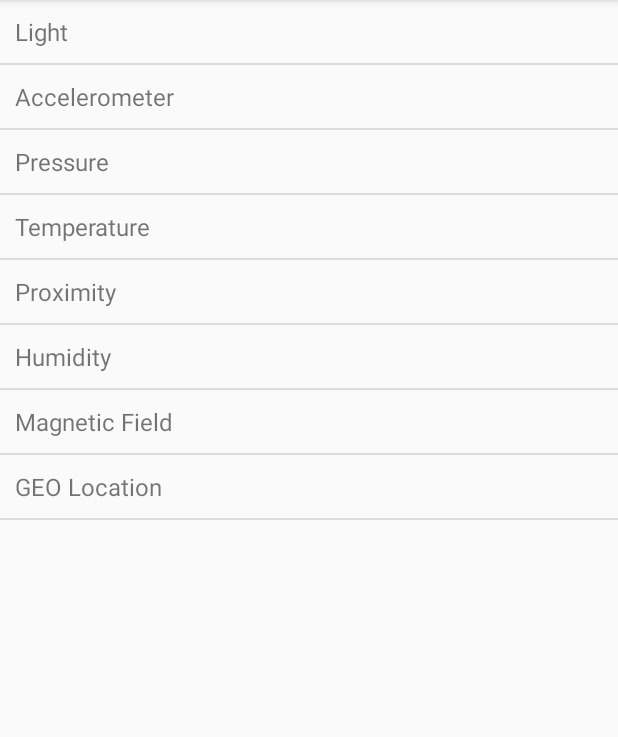
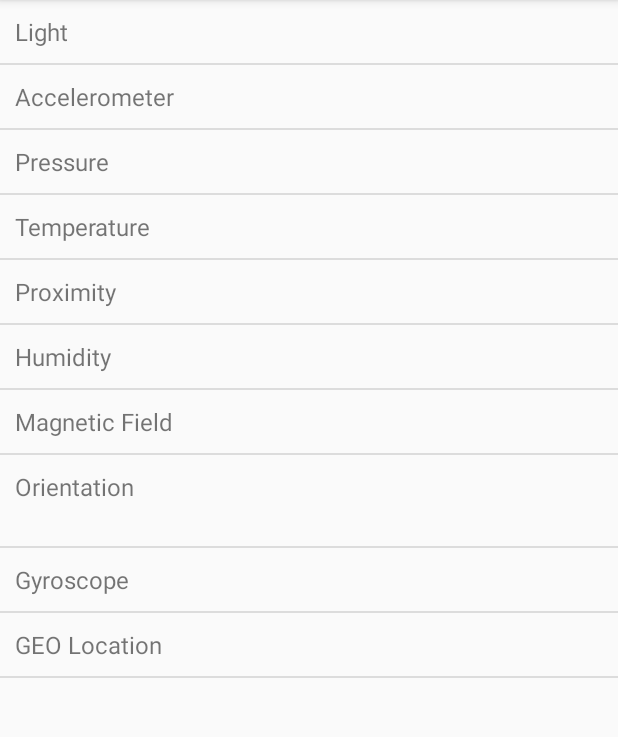
Before and after one commit to ronanwatkins/Display_Sensor_Data, an Android app: the screen it shows after launch (MainActivity), on a phone screen of 412 x 824 dp, the part 84-821 px from its top. Run offline under Robolectric (Android 15) with nearby library versions, the phone set to English and light mode, and no system bars.

Commit message:
Added orientation and gyroscope

```diff
--- a/app/src/main/java/com/example/g00296814/display_sensor_data/MainActivity.java
+++ b/app/src/main/java/com/example/g00296814/display_sensor_data/MainActivity.java
@@ -29,6 +29,8 @@ public class MainActivity extends AppCompatActivity implements SensorEventListen
     private Sensor mHumidity;
     private Sensor mPressure;
     private Sensor mMagnetometer;
+    private Sensor mOrientation;
+    private Sensor mGyroscope;
     private Sensor mProximity;
     private Sensor mTemperature;
 
@@ -53,6 +55,8 @@ public class MainActivity extends AppCompatActivity implements SensorEventListen
         mHumidity = mSensorManager.getDefaultSensor(Sensor.TYPE_RELATIVE_HUMIDITY);
         mPressure = mSensorManager.getDefaultSensor(Sensor.TYPE_PRESSURE);
         mMagnetometer = mSensorManager.getDefaultSensor(Sensor.TYPE_MAGNETIC_FIELD);
+        mOrientation = mSensorManager.getDefaultSensor(Sensor.TYPE_ORIENTATION);
+        mGyroscope = mSensorManager.getDefaultSensor(Sensor.TYPE_GYROSCOPE);
         mProximity = mSensorManager.getDefaultSensor(Sensor.TYPE_PROXIMITY);
         mTemperature = mSensorManager.getDefaultSensor(Sensor.TYPE_AMBIENT_TEMPERATURE);
 
@@ -60,8 +64,8 @@ public class MainActivity extends AppCompatActivity implements SensorEventListen
 
         sensors = new String[] {
                 "Light\t", "Accelerometer\t", "Pressure\t", "Temperature\t",
-                "Proximity\t", "Humidity\t", "Magnetic Field\t", "GEO Location\t"
-
+                "Proximity\t", "Humidity\t", "Magnetic Field\t", "Orientation\n",
+                "Gyroscope\t", "GEO Location\t"
         };
 
         sensorList.addAll(Arrays.asList(sensors));
@@ -80,6 +84,8 @@ public class MainActivity extends AppCompatActivity implements SensorEventListen
         mSensorManager.registerListener(this, mProximity, SensorManager.SENSOR_DELAY_NORMAL);
         mSensorManager.registerListener(this, mTemperature, SensorManager.SENSOR_DELAY_NORMAL);
         mSensorManager.registerListener(this, mMagnetometer, SensorManager.SENSOR_DELAY_NORMAL);
+        mSensorManager.registerListener(this, mOrientation, SensorManager.SENSOR_DELAY_NORMAL);
+        mSensorManager.registerListener(this, mGyroscope, SensorManager.SENSOR_DELAY_NORMAL);
         mSensorManager.registerListener(this, mHumidity, SensorManager.SENSOR_DELAY_NORMAL);
     }
 
@@ -116,6 +122,12 @@ public class MainActivity extends AppCompatActivity implements SensorEventListen
             case Sensor.TYPE_MAGNETIC_FIELD:
                 sensors[6] = "Magnetic Field (uT): x=" + String.format("%.2f", event.values[0]) + ", y=" + String.format("%.2f", event.values[1]) + ", z=" + String.format("%.2f", event.values[2]);
                 break;
+            case Sensor.TYPE_ORIENTATION:
+                sensors[7] = "Orientation (°): x=" + String.format("%.2f", event.values[0]) + ", y=" + String.format("%.2f", event.values[1]) + ", z=" + String.format("%.2f", event.values[2]);
+                break;
+            case Sensor.TYPE_GYROSCOPE:
+                sensors[8] = "Gyroscope (°/s): x=" + String.format("%.2f", event.values[0]) + ", y=" + String.format("%.2f", event.values[1]) + ", z=" + String.format("%.2f", event.values[2]);
+                break;
         }
 
         sensorList.addAll(Arrays.asList(sensors));
@@ -124,6 +136,8 @@ public class MainActivity extends AppCompatActivity implements SensorEventListen
 
     @Override
     public void onLocationChanged(Location location) {
+        Log.i("hey", "locationChanged");
+
         sensorList.clear();
 
         sensors[7] = "GEO Location: Lat=" + location.getLatitude() + ", Long=" + location.getLongitude();
```
